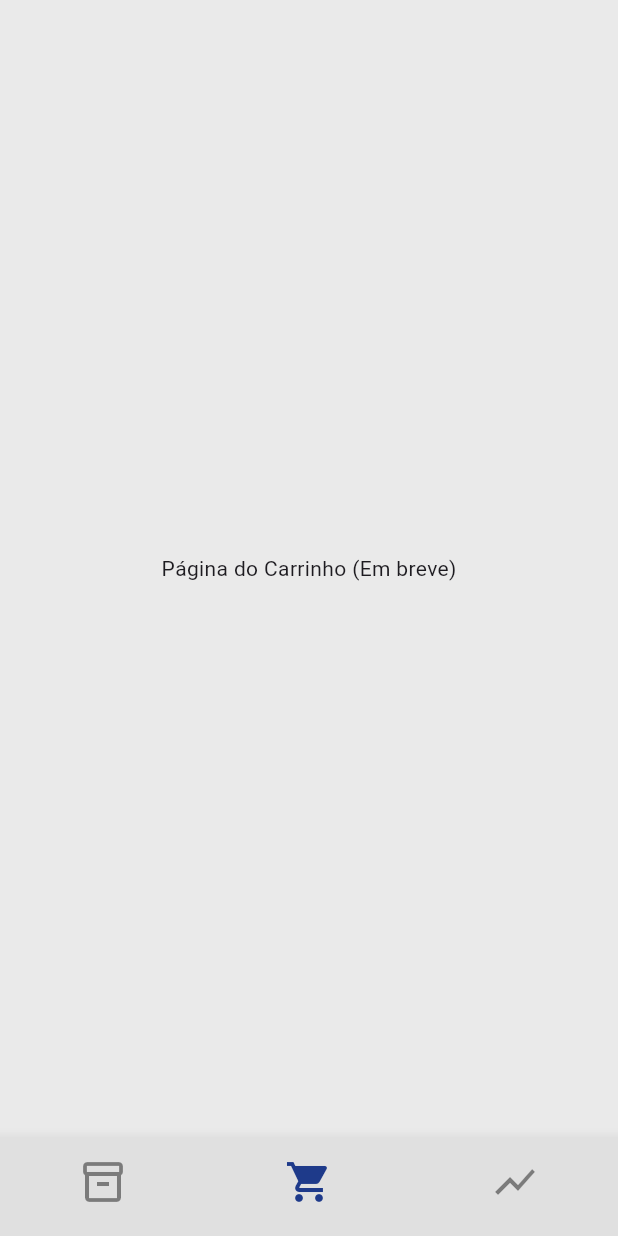
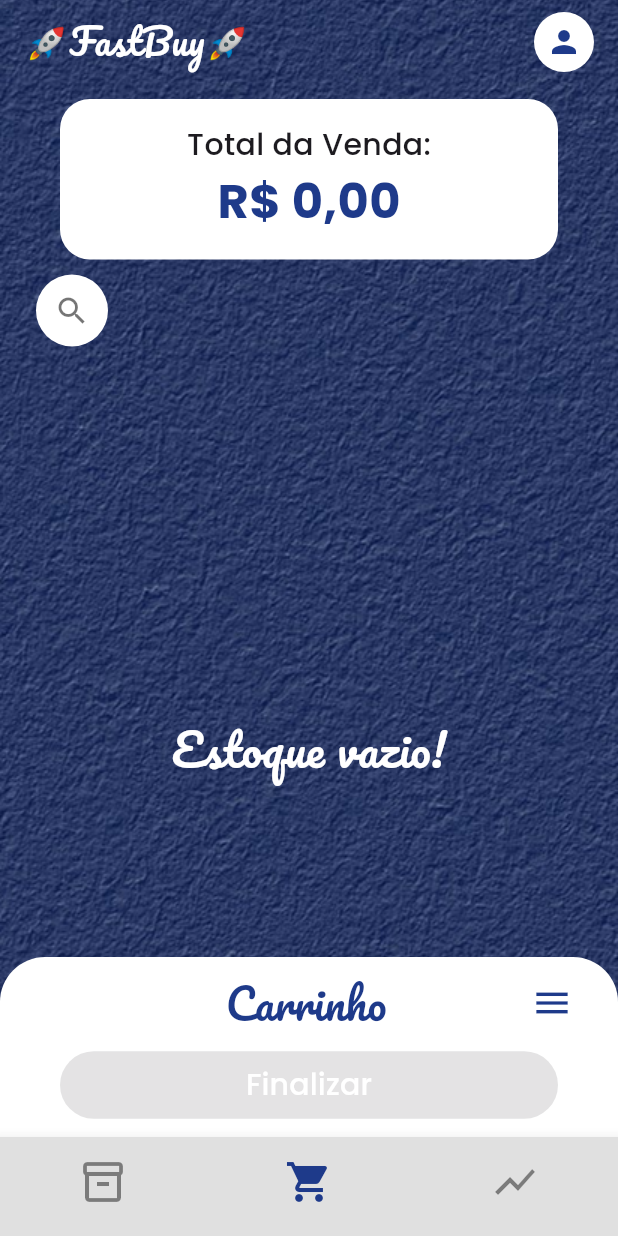
Before and after one commit to Grizzlyess/FastBuy, a Flutter app: the screen it shows after launch, item 2 of the bottom bar chosen, on a phone screen of 412 x 824 dp. Run offline on Flutter 3.47's test engine with Material 3 defaults, Android fonts, the phone set to English and light mode, and no system bars; our stand-ins replace file_picker, google_fonts, sqflite; accounts and stored records are empty; project files that could hold a hidden picture were left out.

Commit message:
Fazendo a tela do carrinho

```diff
--- a/lib/pages/carrinho_page.dart
+++ b/lib/pages/carrinho_page.dart
@@ -0,0 +1,325 @@
+import 'package:flutter/material.dart';
+import 'package:google_fonts/google_fonts.dart';
+import '../models/produto_model.dart';
+import '../repositories/produto_repository.dart';
+import 'dart:io';
+
+// Classe auxiliar para gerir a quantidade do produto na venda
+class ItemVenda {
+  final Produto produto;
+  int quantidadeSelecionada;
+
+  ItemVenda({required this.produto, this.quantidadeSelecionada = 0});
+}
+
+class CarrinhoPage extends StatefulWidget {
+  const CarrinhoPage({super.key});
+
+  @override
+  State<CarrinhoPage> createState() => _CarrinhoPageState();
+}
+
+class _CarrinhoPageState extends State<CarrinhoPage> {
+  final _repository = ProdutoRepository();
+  List<ItemVenda> _itensVenda = [];
+
+  @override
+  void initState() {
+    super.initState();
+    _carregarProdutos();
+  }
+
+  Future<void> _carregarProdutos() async {
+    final lista = await _repository.listarProdutos();
+    setState(() {
+      _itensVenda = lista.map((p) => ItemVenda(produto: p)).toList();
+    });
+  }
+
+  double get _totalVenda {
+    return _itensVenda.fold(
+        0, (total, item) => total + (item.produto.valor * item.quantidadeSelecionada));
+  }
+
+  void _alterarQuantidade(int index, int delta) {
+    setState(() {
+      final novaQuantidade = _itensVenda[index].quantidadeSelecionada + delta;
+      if (novaQuantidade >= 0 && novaQuantidade <= _itensVenda[index].produto.quantidade) {
+        _itensVenda[index].quantidadeSelecionada = novaQuantidade;
+      }
+    });
+  }
+
+  @override
+  Widget build(BuildContext context) {
+    return Scaffold(
+      backgroundColor: Colors.transparent,
+      body: Stack(
+        children: [
+          // 1. FUNDO DA APLICAÇÃO
+          Positioned.fill(
+            child: Image.asset(
+              'assets/fundo.png',
+              fit: BoxFit.cover,
+              errorBuilder: (context, error, stackTrace) =>
+                  Container(color: const Color(0xFF1E3A8A)),
+            ),
+          ),
+
+          SafeArea(
+            child: Column(
+              children: [
+                _buildCabecalho(),
+
+                // CARD DE TOTAL DA VENDA
+                Container(
+                  margin: const EdgeInsets.symmetric(horizontal: 40, vertical: 10),
+                  padding: const EdgeInsets.symmetric(vertical: 16),
+                  width: double.infinity,
+                  decoration: BoxDecoration(
+                    color: Colors.white,
+                    borderRadius: BorderRadius.circular(20),
+                  ),
+                  child: Column(
+                    children: [
+                      Text('Total da Venda:',
+                          style: GoogleFonts.poppins(
+                              fontSize: 20, fontWeight: FontWeight.w500)),
+                      Text(
+                        'R\$ ${_totalVenda.toStringAsFixed(2).replaceAll('.', ',')}',
+                        style: GoogleFonts.poppins(
+                            fontSize: 32,
+                            fontWeight: FontWeight.bold,
+                            color: const Color(0xFF1E3A8A)),
+                      ),
+                    ],
+                  ),
+                ),
+
+                _buildBotaoPesquisa(),
+
+                // Grelha de produtos
+                Expanded(
+                  child: Padding(
+                    padding: const EdgeInsets.symmetric(horizontal: 16.0),
+                    child: _itensVenda.isEmpty
+                        ? Center(
+                            child: Text(
+                              'Estoque vazio!',
+                              style: GoogleFonts.pacifico(
+                                fontSize: 30,
+                                color: Colors.white,
+                              ),
+                            ),
+                          )
+                        : GridView.builder(
+                            padding: const EdgeInsets.only(bottom: 120), // Espaço para não ficar por baixo do painel do carrinho
+                            gridDelegate: const SliverGridDelegateWithFixedCrossAxisCount(
+                              crossAxisCount: 2,
+                              crossAxisSpacing: 16,
+                              mainAxisSpacing: 16,
+                              childAspectRatio: 0.75,
+                            ),
+                            itemCount: _itensVenda.length,
+                            itemBuilder: (context, index) {
+                              return _buildCardProdutoVenda(index);
+                            },
+                          ),
+                  ),
+                ),
+              ],
+            ),
+          ),
+
+          // PAINEL FIXO DO CARRINHO EM BAIXO
+          Align(
+            alignment: Alignment.bottomCenter,
+            child: Container(
+              height: 120, // Altura fixa para não causar overflow
+              width: double.infinity,
+              decoration: const BoxDecoration(
+                color: Colors.white,
+                borderRadius: BorderRadius.vertical(top: Radius.circular(30)),
+              ),
+              child: Column(
+                mainAxisAlignment: MainAxisAlignment.spaceEvenly,
+                children: [
+                  Padding(
+                    padding: const EdgeInsets.symmetric(horizontal: 30.0),
+                    child: Row(
+                      mainAxisAlignment: MainAxisAlignment.spaceBetween,
+                      children: [
+                        const SizedBox(width: 24), // Espaçador para centrar o texto
+                        Text(
+                          'Carrinho',
+                          style: GoogleFonts.pacifico(
+                              fontSize: 28, color: const Color(0xFF1E3A8A)),
+                        ),
+                        const Icon(Icons.menu, color: Color(0xFF1E3A8A), size: 28),
+                      ],
+                    ),
+                  ),
+                  Padding(
+                    padding: const EdgeInsets.symmetric(horizontal: 40.0),
+                    child: ElevatedButton(
+                      style: ElevatedButton.styleFrom(
+                        backgroundColor: const Color(0xFF1A3B5C),
+                        minimumSize: const Size(double.infinity, 45),
+                        shape: RoundedRectangleBorder(
+                            borderRadius: BorderRadius.circular(25)),
+                      ),
+                      onPressed: _totalVenda > 0 ? () {} : null,
+                      child: Text('Finalizar',
+                          style: GoogleFonts.poppins(
+                              fontSize: 20, color: Colors.white)),
+                    ),
+                  ),
+                ],
+              ),
+            ),
+          ),
+        ],
+      ),
+    );
+  }
+
+  Widget _buildCabecalho() {
+    return Padding(
+      padding: const EdgeInsets.symmetric(horizontal: 16.0, vertical: 8.0),
+      child: Row(
+        mainAxisAlignment: MainAxisAlignment.spaceBetween,
+        children: [
+          Text(
+            '🚀FastBuy🚀',
+            style: GoogleFonts.pacifico(color: Colors.white, fontSize: 24),
+          ),
+          GestureDetector(
+            onTap: () {
+              print("Abrir perfil a partir do carrinho");
+            },
+            child: const CircleAvatar(
+              backgroundColor: Colors.white,
+              radius: 20,
+              child: Icon(Icons.person, color: Color(0xFF1E3A8A)),
+            ),
+          ),
+        ],
+      ),
+    );
+  }
+
+  Widget _buildBotaoPesquisa() {
+    return Padding(
+      padding: const EdgeInsets.only(left: 24.0, bottom: 10.0),
+      child: Align(
+        alignment: Alignment.centerLeft,
+        child: Container(
+          decoration: const BoxDecoration(
+            color: Colors.white,
+            shape: BoxShape.circle,
+          ),
+          child: IconButton(
+            icon: const Icon(Icons.search, color: Colors.black54),
+            onPressed: () {},
+          ),
+        ),
+      ),
+    );
+  }
+
+  Widget _buildCardProdutoVenda(int index) {
+    final item = _itensVenda[index];
+
+    return Container(
+      decoration: BoxDecoration(
+        color: const Color(0xFFE0E0E0),
+        borderRadius: BorderRadius.circular(15),
+      ),
+      child: Stack(
+        children: [
+          Column(
+            crossAxisAlignment: CrossAxisAlignment.stretch,
+            children: [
+              Expanded(
+                child: Container(
+                  width: double.infinity,
+                  decoration: const BoxDecoration(
+                    color: Colors.white,
+                    borderRadius:
+                        BorderRadius.vertical(top: Radius.circular(15)),
+                  ),
+                  child: item.produto.imagemPath != null && item.produto.imagemPath!.isNotEmpty
+                      ? ClipRRect(
+                          borderRadius: const BorderRadius.vertical(top: Radius.circular(15)),
+                          child: Image.file(
+                            File(item.produto.imagemPath!),
+                            fit: BoxFit.contain, // Modificado para imagem caber toda
+                            errorBuilder: (context, error, stackTrace) =>
+                                const Icon(Icons.image, size: 50, color: Colors.grey),
+                          ),
+                        )
+                      : const Icon(Icons.image, size: 50, color: Colors.grey),
+                ),
+              ),
+              Padding(
+                padding: const EdgeInsets.all(8.0),
+                child: Column(
+                  children: [
+                    Text(
+                      item.produto.nome,
+                      style: GoogleFonts.poppins(fontSize: 12),
+                      textAlign: TextAlign.center,
+                      maxLines: 2,
+                      overflow: TextOverflow.ellipsis,
+                    ),
+                    Text(
+                      'Valor: ${item.produto.valor.toStringAsFixed(2)}',
+                      style: GoogleFonts.poppins(
+                          fontSize: 12, fontWeight: FontWeight.bold),
+                    ),
+                  ],
+                ),
+              )
+            ],
+          ),
+          // CONTROLO DE QUANTIDADE (Canto Superior Direito)
+          Positioned(
+            top: 5,
+            right: 5,
+            child: Container(
+              height: 24,
+              decoration: BoxDecoration(
+                color: Colors.white,
+                borderRadius: BorderRadius.circular(12),
+                border: Border.all(color: Colors.black26),
+              ),
+              child: Row(
+                mainAxisSize: MainAxisSize.min,
+                children: [
+                  GestureDetector(
+                    onTap: () => _alterarQuantidade(index, -1),
+                    child: const Padding(
+                      padding: EdgeInsets.symmetric(horizontal: 4.0),
+                      child: Icon(Icons.remove_circle_outline, size: 16, color: Colors.black54),
+                    ),
+                  ),
+                  Text(
+                    '${item.quantidadeSelecionada}',
+                    style: GoogleFonts.poppins(fontSize: 12, fontWeight: FontWeight.bold),
+                  ),
+                  GestureDetector(
+                    onTap: () => _alterarQuantidade(index, 1),
+                    child: const Padding(
+                      padding: EdgeInsets.symmetric(horizontal: 4.0),
+                      child: Icon(Icons.add_circle_outline, size: 16, color: Colors.black54),
+                    ),
+                  ),
+                ],
+              ),
+            ),
+          ),
+        ],
+      ),
+    );
+  }
+}
--- a/lib/pages/home_page.dart
+++ b/lib/pages/home_page.dart
@@ -1,6 +1,6 @@
 import 'package:flutter/material.dart';
 import 'produtos_page.dart';
-// import 'carrinho_page.dart';
+import 'carrinho_page.dart';
 // import 'relatorios_page.dart';
 
 class HomePage extends StatefulWidget {
@@ -16,7 +16,7 @@ class _HomePageState extends State<HomePage> {
 
   final List<Widget> _paginas = [
     const ProdutosPage(),
-    const Center(child: Text('Página do Carrinho (Em breve)')),
+    const CarrinhoPage(),
     const Center(child: Text('Página de Relatórios (Em breve)')),
   ];
 
```
